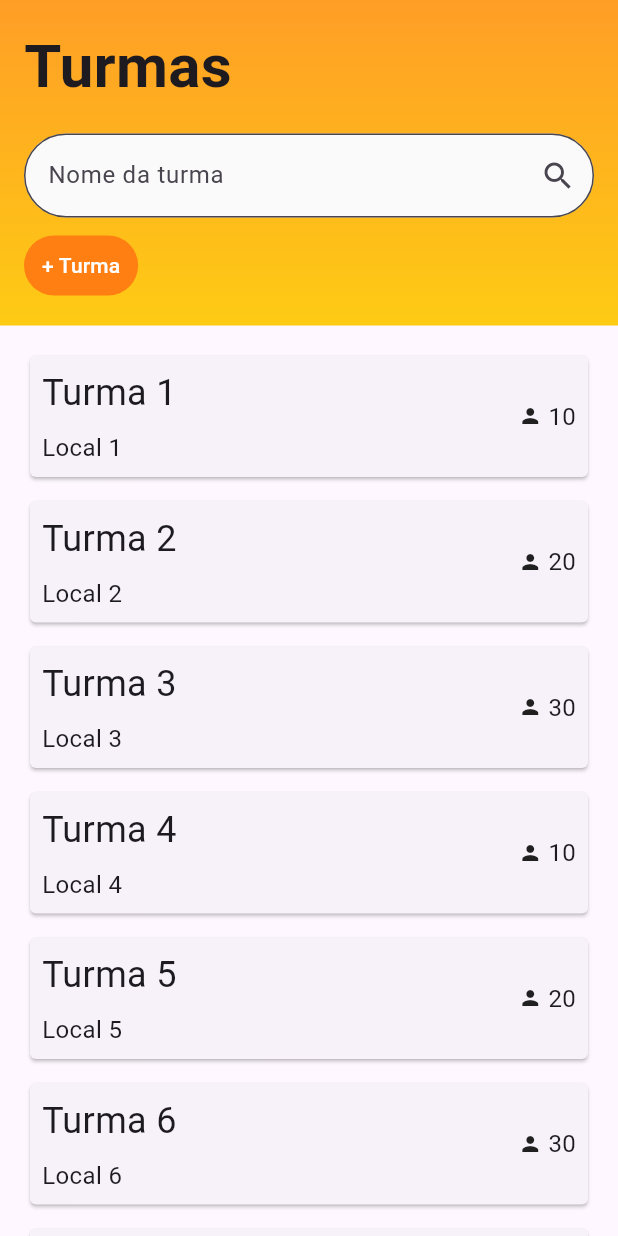
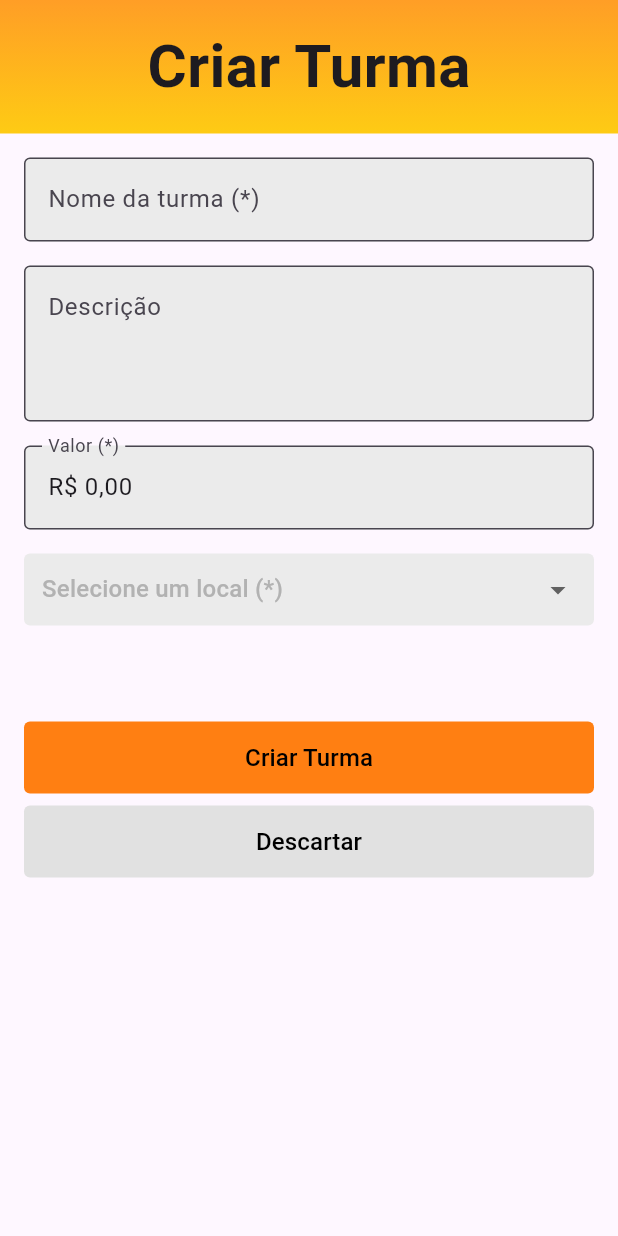
Before and after one commit to Gaudiot/ctcl_manager, a Flutter app: the screen it shows after launch, on a phone screen of 412 x 824 dp. Run offline on Flutter 3.47's test engine with Material 3 defaults, Android fonts, the phone set to English and light mode, and no system bars.

Commit message:
Create class view

```diff
--- a/lib/main.dart
+++ b/lib/main.dart
@@ -1,5 +1,6 @@
 import "package:ctcl_manager/src/models/class.viewmodel.dart";
 import "package:ctcl_manager/src/views/class.view.dart";
+import "package:ctcl_manager/src/views/create_class.view.dart";
 import "package:flutter/material.dart";
 
 void main() {
@@ -11,69 +12,28 @@ class MainApp extends StatelessWidget {
 
   @override
   Widget build(BuildContext context) {
-    return MaterialApp(
-      home: Scaffold(
-        body: ClassListing(
-          viewModel: ClassViewModel(
-            classes: [
-              ClassSumary(
-                id: "1",
-                name: "Turma 1",
-                local: "Local 1",
-                studentsQuantity: 10,
-              ),
-              ClassSumary(
-                id: "2",
-                name: "Turma 2",
-                local: "Local 2",
-                studentsQuantity: 20,
-              ),
-              ClassSumary(
-                id: "3",
-                name: "Turma 3",
-                local: "Local 3",
-                studentsQuantity: 30,
-              ),
-              ClassSumary(
-                id: "4",
-                name: "Turma 4",
-                local: "Local 4",
-                studentsQuantity: 10,
-              ),
-              ClassSumary(
-                id: "5",
-                name: "Turma 5",
-                local: "Local 5",
-                studentsQuantity: 20,
-              ),
-              ClassSumary(
-                id: "6",
-                name: "Turma 6",
-                local: "Local 6",
-                studentsQuantity: 30,
-              ),
-              ClassSumary(
-                id: "7",
-                name: "Turma 7",
-                local: "Local 7",
-                studentsQuantity: 10,
-              ),
-              ClassSumary(
-                id: "8",
-                name: "Turma 8",
-                local: "Local 8",
-                studentsQuantity: 20,
-              ),
-              ClassSumary(
-                id: "9",
-                name: "Turma 9",
-                local: "Local 9",
-                studentsQuantity: 30,
-              ),
-            ],
-          ),
-        ),
-      ),
-    );
+    return MaterialApp(home: Scaffold(body: CreateClassView()));
+    // return MaterialApp(
+    //   home: Scaffold(
+    //     body: ClassListing(
+    //       viewModel: ClassViewModel(
+    //         classes: [
+    //           ClassSumary(
+    //             id: "1",
+    //             name: "Turma 1",
+    //             local: "Local 1",
+    //             studentsQuantity: 10,
+    //           ),
+    //           ClassSumary(
+    //             id: "2",
+    //             name: "Turma 2",
+    //             local: "Local 2",
+    //             studentsQuantity: 20,
+    //           ),
+    //         ],
+    //       ),
+    //     ),
+    //   ),
+    // );
   }
 }
--- /dev/null
+++ b/lib/src/views/create_class.view.dart
@@ -0,0 +1,231 @@
+import "package:ctcl_manager/base/uicolors.dart";
+import "package:flutter/material.dart";
+import "package:flutter/services.dart";
+import "package:intl/intl.dart";
+
+class CreateClassView extends StatelessWidget {
+  const CreateClassView({super.key});
+
+  @override
+  Widget build(BuildContext context) {
+    return SafeArea(
+      child: Column(
+        children: [
+          CreateClassViewHeader(),
+          Expanded(
+            child: ListView(
+              padding: EdgeInsets.all(16),
+              children: [
+                TextField(
+                  decoration: InputDecoration(
+                    border: OutlineInputBorder(
+                      borderRadius: BorderRadius.circular(4),
+                    ),
+                    labelText: "Nome da turma (*)",
+                    fillColor: UIColors.primaryWhiteDarker,
+                    filled: true,
+                  ),
+                ),
+                SizedBox(height: 16),
+                TextField(
+                  decoration: InputDecoration(
+                    border: OutlineInputBorder(
+                      borderRadius: BorderRadius.circular(4),
+                    ),
+                    labelText: "Descrição",
+                    alignLabelWithHint: true,
+                    hintText: "Descrição da turma",
+                    fillColor: UIColors.primaryWhiteDarker,
+                    filled: true,
+                  ),
+                  minLines: 3,
+                  maxLines: 3,
+                ),
+                SizedBox(height: 16),
+                ValueTextField(),
+                SizedBox(height: 16),
+                DropdownButtonHideUnderline(
+                  child: Container(
+                    decoration: BoxDecoration(
+                      borderRadius: BorderRadius.circular(4),
+                      color: UIColors.primaryWhiteDarker,
+                    ),
+                    padding: const EdgeInsets.symmetric(horizontal: 12),
+                    child: DropdownButton(
+                      hint: Text(
+                        "Selecione um local (*)",
+                        style: TextStyle(color: UIColors.primaryGreyLight),
+                      ),
+                      isExpanded: true,
+                      items: [
+                        DropdownMenuItem(
+                          value: "local1",
+                          child: Text("Local 1"),
+                        ),
+                        DropdownMenuItem(
+                          value: "local2",
+                          child: Text("Local 2"),
+                        ),
+                      ],
+                      onChanged: (value) {
+                        print(value);
+                      },
+                    ),
+                  ),
+                ),
+                SizedBox(height: 64),
+                Container(
+                  width: double.infinity,
+                  decoration: ShapeDecoration(
+                    color: UIColors.primaryOrange,
+                    shape: RoundedRectangleBorder(
+                      borderRadius: BorderRadius.circular(4),
+                    ),
+                  ),
+                  child: TextButton(
+                    onPressed: () {
+                      showModalBottomSheet(
+                        context: context,
+                        builder: (context) => Text("teste"),
+                      );
+                    },
+                    child: Text(
+                      "Criar Turma",
+                      style: TextStyle(
+                        fontSize: 16,
+                        color: UIColors.primaryBlack,
+                      ),
+                    ),
+                  ),
+                ),
+                SizedBox(height: 8),
+                Container(
+                  width: double.infinity,
+                  decoration: ShapeDecoration(
+                    color: UIColors.primaryWhiteDarkest,
+                    shape: RoundedRectangleBorder(
+                      borderRadius: BorderRadius.circular(4),
+                    ),
+                  ),
+                  child: TextButton(
+                    onPressed: () {
+                      Navigator.pop(context);
+                    },
+                    child: Text(
+                      "Descartar",
+                      style: TextStyle(
+                        fontSize: 16,
+                        color: UIColors.primaryBlack,
+                      ),
+                    ),
+                  ),
+                ),
+              ],
+            ),
+          ),
+        ],
+      ),
+    );
+  }
+}
+
+class ValueTextField extends StatefulWidget {
+  const ValueTextField({super.key});
+
+  @override
+  State<ValueTextField> createState() => _ValueTextFieldState();
+}
+
+class _ValueTextFieldState extends State<ValueTextField> {
+  late final TextEditingController _controller;
+  final NumberFormat ptBrCurrencyFormatter = NumberFormat.currency(
+    locale: "pt_BR",
+    symbol: "R\$",
+    decimalDigits: 2,
+  );
+
+  int valueInHundred = 0;
+
+  @override
+  void initState() {
+    super.initState();
+    valueInHundred = 0;
+    _controller = TextEditingController(text: _formatCurrency(valueInHundred));
+  }
+
+  @override
+  void dispose() {
+    _controller.dispose();
+    super.dispose();
+  }
+
+  String _formatCurrency(int valueInHundred) {
+    final value = valueInHundred / 100.0;
+    return ptBrCurrencyFormatter.format(value);
+  }
+
+  void _onChanged(String value) {
+    final digitsOnly = value.replaceAll(RegExp("[^0-9]"), "");
+    if (digitsOnly.isEmpty) {
+      valueInHundred = 0;
+      final formatted = _formatCurrency(valueInHundred);
+      _controller.value = TextEditingValue(
+        text: formatted,
+        selection: TextSelection.collapsed(offset: formatted.length),
+      );
+      setState(() {});
+      return;
+    }
+
+    valueInHundred = int.parse(digitsOnly);
+    final formatted = _formatCurrency(valueInHundred);
+    _controller.value = TextEditingValue(
+      text: formatted,
+      selection: TextSelection.collapsed(offset: formatted.length),
+    );
+    setState(() {});
+  }
+
+  @override
+  Widget build(BuildContext context) {
+    return TextField(
+      controller: _controller,
+      decoration: InputDecoration(
+        border: OutlineInputBorder(borderRadius: BorderRadius.circular(4)),
+        labelText: "Valor (*)",
+        fillColor: UIColors.primaryWhiteDarker,
+        filled: true,
+      ),
+      keyboardType: const TextInputType.numberWithOptions(decimal: true),
+      inputFormatters: [FilteringTextInputFormatter.digitsOnly],
+      onChanged: _onChanged,
+    );
+  }
+}
+
+class CreateClassViewHeader extends StatelessWidget {
+  const CreateClassViewHeader({super.key});
+
+  @override
+  Widget build(BuildContext context) {
+    return Container(
+      width: double.infinity,
+      alignment: Alignment.center,
+      padding: const EdgeInsets.all(16),
+      decoration: const BoxDecoration(
+        gradient: LinearGradient(
+          begin: Alignment.topCenter,
+          end: Alignment.bottomCenter,
+          colors: [
+            UIColors.primaryOrangeLighter,
+            UIColors.primaryYellowLighter,
+          ],
+        ),
+      ),
+      child: Text(
+        "Criar Turma",
+        style: TextStyle(fontSize: 40, fontWeight: FontWeight.bold),
+      ),
+    );
+  }
+}
--- a/pubspec.yaml
+++ b/pubspec.yaml
@@ -9,6 +9,7 @@ environment:
 dependencies:
   flutter:
     sdk: flutter
+  intl: ^0.20.2
 
 dev_dependencies:
   flutter_test:
```
Also changed, not shown: pubspec.lock.
